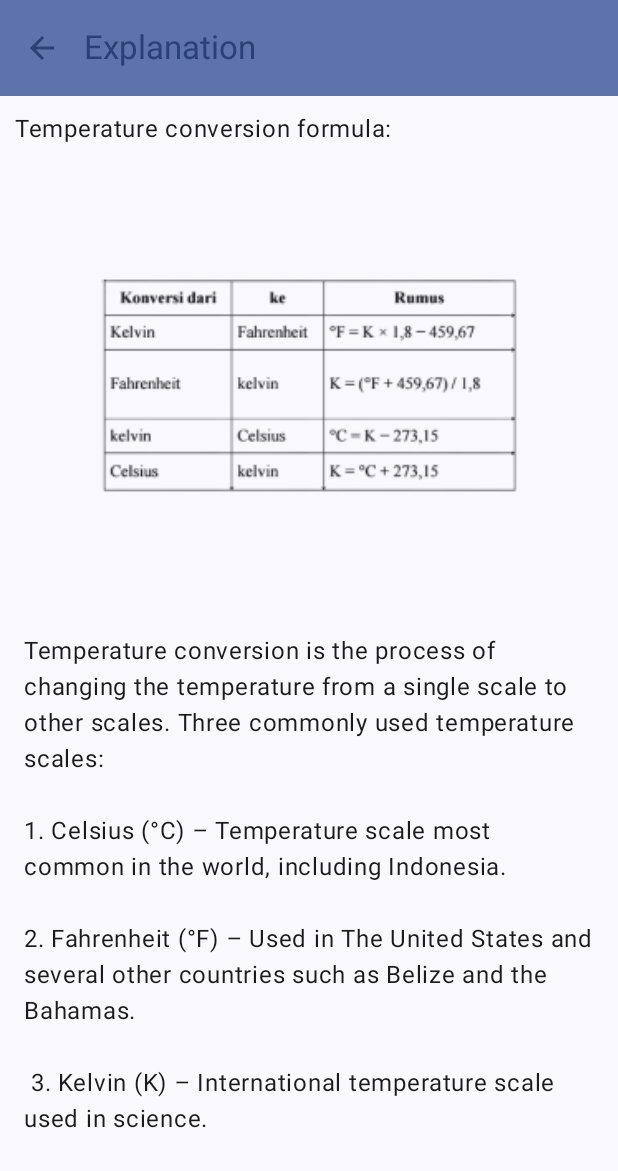
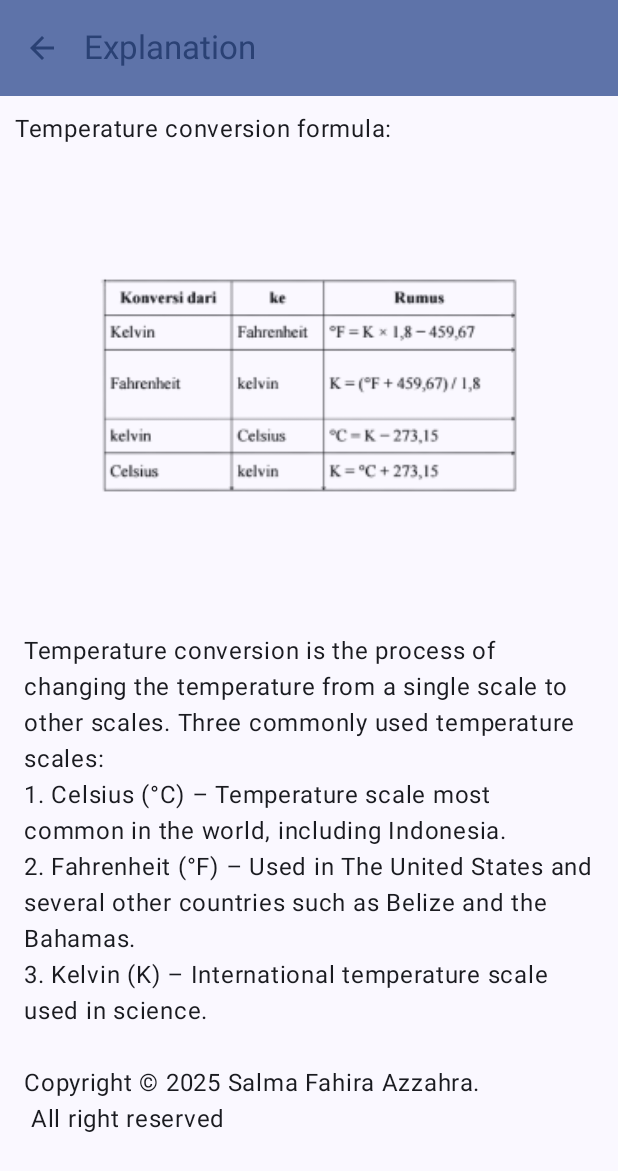
Before and after one commit to salmafahira/miniproject, an Android app built with Jetpack Compose: the AboutScreen screen opened through its navigation route, on a phone screen of 412 x 824 dp. Shown: the top 1171 px of the screen. Run offline under Robolectric (Android 15) with nearby library versions, the phone set to English and light mode, and no system bars.

Commit message:
Memperbaiki tampilan page 2

```diff
--- a/app/src/main/res/values/strings.xml
+++ b/app/src/main/res/values/strings.xml
@@ -12,10 +12,10 @@
     <string name="hitung">Count</string>
     <string name="materi">Explanation</string>
     <string name="copyright">Temperature conversion is the process of changing the temperature from a single scale
-        to other scales. Three commonly used temperature scales: \n\n1. Celsius (°C) – Temperature scale
-        most common in the world, including Indonesia.\n\n2. Fahrenheit (°F) – Used in
-        The United States and several other countries such as Belize and the Bahamas.\n\n 3.
-        Kelvin (K) – International temperature scale used in science.</string>
+        to other scales. Three commonly used temperature scales: \n1. Celsius (°C) – Temperature scale
+        most common in the world, including Indonesia.\n2. Fahrenheit (°F) – Used in
+        The United States and several other countries such as Belize and the Bahamas.\n3.
+        Kelvin (K) – International temperature scale used in science. \n\nCopyright © 2025 Salma Fahira Azzahra. \n All right reserved</string>
     <string name="kembali">Back</string>
     <string name="bagikan">Share</string>
     <string name="bagikan_template">Convert Temperature %1$s %2$s to %3$s the result is %4$s</string>
```
Also changed, not shown: 1 other file.
